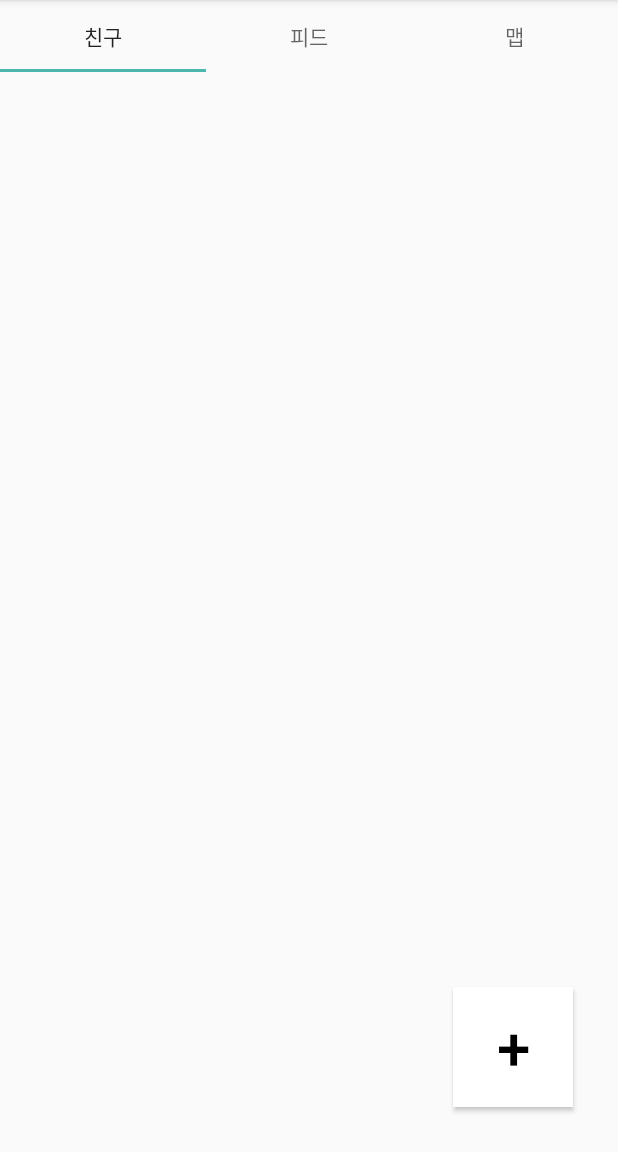
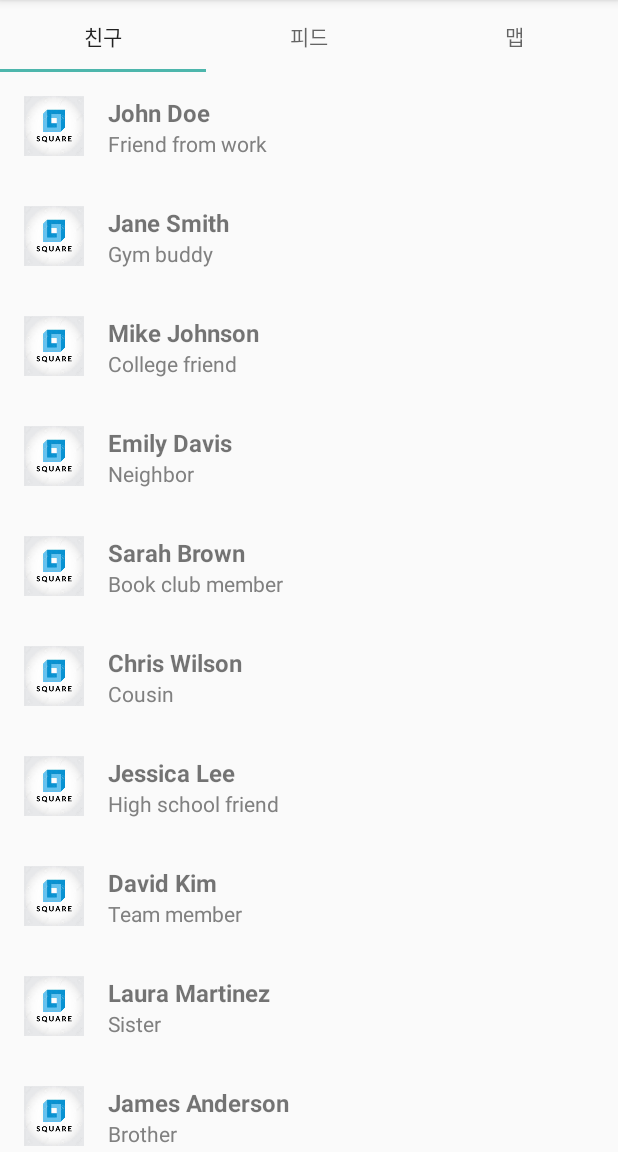
Before and after one commit to madcamp01/madcamp, an Android app built with Jetpack Compose: the screen it shows after launch (MainActivity), on a phone screen of 412 x 824 dp, the part 84-1236 px from its top. Run offline under Robolectric (Android 15) with nearby library versions, the phone set to English and light mode, and no system bars; our stand-ins replace Room's generated code.

Commit message:
feat: contact 데이터를 저장하고 표츌, recyclerview 아이템 클릭 이벤트 처리

```diff
--- a/app/build.gradle.kts
+++ b/app/build.gradle.kts
@@ -3,6 +3,7 @@ import org.jetbrains.kotlin.storage.CacheResetOnProcessCanceled.enabled
 plugins {
     alias(libs.plugins.android.application)
     alias(libs.plugins.jetbrains.kotlin.android)
+    id("kotlin-kapt")
 }
 
 android {
@@ -80,4 +81,6 @@ dependencies {
     debugImplementation(libs.androidx.ui.tooling)
     debugImplementation(libs.androidx.ui.test.manifest)
     implementation(libs.fragment.ktx)
+    kapt(libs.androidx.room.compiler)
+
 }
--- a/app/src/main/java/com/example/madcamp01/DB/DAO/ContactDao.kt
+++ b/app/src/main/java/com/example/madcamp01/DB/DAO/ContactDao.kt
@@ -10,10 +10,10 @@ interface ContactDao {
     suspend fun insertContact(contact: Contact)
 
     @Query("SELECT * FROM Contact WHERE personId = :personId")
-    fun getContactByIdLive(personId: Int): LiveData<Contact?>
+    suspend fun getContactById(personId: Int): Contact?
 
     @Query("SELECT * FROM Contact")
-    fun getAllContactsLive():LiveData<List<Contact>>
+    suspend fun getAllContacts(): List<Contact>
 
     @Update
     suspend fun updateContact(contact: Contact)
--- a/app/src/main/java/com/example/madcamp01/DB/DAO/ContactImageCrossRefDao.kt
+++ b/app/src/main/java/com/example/madcamp01/DB/DAO/ContactImageCrossRefDao.kt
@@ -2,7 +2,7 @@ package com.example.madcamp01.DB.DAO
 
 import androidx.room.*
 import com.example.madcamp01.DB.Entities.ContactImageCrossRef
-
+@Dao
 interface ContactImageCrossRefDao {
 
     @Insert(onConflict = OnConflictStrategy.IGNORE)
--- a/app/src/main/java/com/example/madcamp01/DB/DAO/PlaceReviewCrossRefDao.kt
+++ b/app/src/main/java/com/example/madcamp01/DB/DAO/PlaceReviewCrossRefDao.kt
@@ -1,11 +1,13 @@
 package com.example.madcamp01.DB.DAO
 
+import androidx.room.Dao
 import androidx.room.Delete
 import androidx.room.Insert
 import androidx.room.OnConflictStrategy
 import androidx.room.Query
 import com.example.madcamp01.DB.Entities.PlaceReviewCrossRef
 
+@Dao
 interface PlaceReviewCrossRefDao {
 
     @Insert(onConflict = OnConflictStrategy.IGNORE)
--- a/app/src/main/java/com/example/madcamp01/first/ContactAdapter.kt
+++ b/app/src/main/java/com/example/madcamp01/first/ContactAdapter.kt
@@ -1,43 +1,42 @@
 package com.example.madcamp01.first
 
-import android.net.Uri
 import android.view.LayoutInflater
+import android.view.View
 import android.view.ViewGroup
+import android.widget.ImageView
+import android.widget.TextView
 import androidx.recyclerview.widget.RecyclerView
-import com.example.madcamp01.databinding.ContactItemBinding
+import com.example.madcamp01.R
 import com.example.madcamp01.DB.Entities.Contact
 
-class ContactAdapter(
-    private var contactList: List<Contact>,
-    private val onItemClick: (Contact) -> Unit
-) : RecyclerView.Adapter<ContactAdapter.ContactViewHolder>() {
+class ContactAdapter(private val contacts: List<Contact>,
+                     private val onItemClick: (Contact) -> Unit)
+    : RecyclerView.Adapter<ContactAdapter.ContactViewHolder>() {
 
     override fun onCreateViewHolder(parent: ViewGroup, viewType: Int): ContactViewHolder {
-        val binding = ContactItemBinding.inflate(LayoutInflater.from(parent.context), parent, false)
-        return ContactViewHolder(binding)
+        val view = LayoutInflater.from(parent.context).inflate(R.layout.contact_item, parent, false)
+        return ContactViewHolder(view)
     }
 
     override fun onBindViewHolder(holder: ContactViewHolder, position: Int) {
-        val currentContact = contactList[position]
-        holder.bind(currentContact)
-    }
-
-    override fun getItemCount() = contactList.size
-
-    inner class ContactViewHolder(private val binding: ContactItemBinding) : RecyclerView.ViewHolder(binding.root) {
-        fun bind(contact: Contact) {
-            binding.contactName.text = contact.personName
-            binding.contactStatus.text = contact.contactInfo
-            binding.contactImage.setImageURI(contact.profilePicture)
-
-            itemView.setOnClickListener {
-                onItemClick(contact)
-            }
+        val contact = contacts[position]
+        holder.bind(contact)
+        holder.itemView.setOnClickListener {
+            onItemClick(contact)
         }
     }
 
-    fun updateData(newContacts: List<Contact>) {
-        contactList = newContacts
-        notifyDataSetChanged()
+    override fun getItemCount(): Int = contacts.size
+
+    class ContactViewHolder(itemView: View) : RecyclerView.ViewHolder(itemView) {
+        private val contactImage: ImageView = itemView.findViewById(R.id.contact_image)
+        private val contactName: TextView = itemView.findViewById(R.id.contact_name)
+        private val contactStatus: TextView = itemView.findViewById(R.id.contact_status)
+
+        fun bind(contact: Contact) {
+            contactImage.setImageURI(contact.profilePicture)
+            contactName.text = contact.personName
+            contactStatus.text = contact.memo
+        }
     }
 }
--- a/app/src/main/java/com/example/madcamp01/first/FirstFragment.kt
+++ b/app/src/main/java/com/example/madcamp01/first/FirstFragment.kt
@@ -1,19 +1,95 @@
 package com.example.madcamp01.first
 
-
+import android.app.Activity
+import android.content.Intent
+import android.net.Uri
 import android.os.Bundle
-import com.example.madcamp01.R
 import android.view.LayoutInflater
 import android.view.View
 import android.view.ViewGroup
 import androidx.fragment.app.Fragment
-
+import androidx.lifecycle.lifecycleScope
+import androidx.recyclerview.widget.LinearLayoutManager
+import androidx.recyclerview.widget.RecyclerView
+import com.example.madcamp01.ContactDetailActivity
+import com.example.madcamp01.R
+import com.example.madcamp01.DB.AppDatabase
+import com.example.madcamp01.DB.Entities.Contact
+import kotlinx.coroutines.Dispatchers
+import kotlinx.coroutines.launch
+import kotlinx.coroutines.withContext
 
 class FirstFragment : Fragment() {
+
+    private val REQUEST_CODE = 1
+    private lateinit var recyclerView: RecyclerView
+    private lateinit var contactAdapter: ContactAdapter
+
     override fun onCreateView(
         inflater: LayoutInflater, container: ViewGroup?,
         savedInstanceState: Bundle?
     ): View? {
-        return inflater.inflate(R.layout.fragment_first, container, false)
+        val view = inflater.inflate(R.layout.fragment_first, container, false)
+        recyclerView = view.findViewById(R.id.recyclerView)
+        recyclerView.layoutManager = LinearLayoutManager(context)
+
+        val database = AppDatabase.getDatabase(requireContext())
+
+        lifecycleScope.launch {
+            val contacts = getContactsFromDb(database)
+            if (contacts.isEmpty()) {
+                insertDummyData(database)
+            }
+            loadContacts()
+        }
+
+        return view
+    }
+
+    private suspend fun insertDummyData(database: AppDatabase) {
+        val dummyContacts = listOf(
+            Contact(1, "John Doe", "010-1234-5678", "Friend from work", Uri.parse("android.resource://com.example.madcamp01/" + R.drawable.sample_square_image)),
+            Contact(2, "Jane Smith", "010-2345-6789", "Gym buddy", Uri.parse("android.resource://com.example.madcamp01/" + R.drawable.sample_square_image)),
+            Contact(3, "Mike Johnson", "010-3456-7890", "College friend", Uri.parse("android.resource://com.example.madcamp01/" + R.drawable.sample_square_image)),
+            Contact(4, "Emily Davis", "010-4567-8901", "Neighbor", Uri.parse("android.resource://com.example.madcamp01/" + R.drawable.sample_square_image)),
+            Contact(5, "Sarah Brown", "010-5678-9012", "Book club member", Uri.parse("android.resource://com.example.madcamp01/" + R.drawable.sample_square_image)),
+            Contact(6, "Chris Wilson", "010-6789-0123", "Cousin", Uri.parse("android.resource://com.example.madcamp01/" + R.drawable.sample_square_image)),
+            Contact(7, "Jessica Lee", "010-7890-1234", "High school friend", Uri.parse("android.resource://com.example.madcamp01/" + R.drawable.sample_square_image)),
+            Contact(8, "David Kim", "010-8901-2345", "Team member", Uri.parse("android.resource://com.example.madcamp01/" + R.drawable.sample_square_image)),
+            Contact(9, "Laura Martinez", "010-9012-3456", "Sister", Uri.parse("android.resource://com.example.madcamp01/" + R.drawable.sample_square_image)),
+            Contact(10, "James Anderson", "010-0123-4567", "Brother", Uri.parse("android.resource://com.example.madcamp01/" + R.drawable.sample_square_image))
+        )
+        withContext(Dispatchers.IO) {
+            database.contactDao().apply {
+                dummyContacts.forEach { insertContact(it) }
+            }
+        }
+    }
+
+    private fun loadContacts() {
+        val database = AppDatabase.getDatabase(requireContext())
+        lifecycleScope.launch {
+            val contacts = getContactsFromDb(database)
+            contactAdapter = ContactAdapter(contacts) { contact ->
+                val intent = Intent(context, ContactDetailActivity::class.java).apply {
+                    putExtra("CONTACT_ID", contact.personId)
+                }
+                startActivityForResult(intent, REQUEST_CODE)
+            }
+            recyclerView.adapter = contactAdapter
+        }
+    }
+
+    override fun onActivityResult(requestCode: Int, resultCode: Int, data: Intent?) {
+        super.onActivityResult(requestCode, resultCode, data)
+        if (requestCode == REQUEST_CODE && resultCode == Activity.RESULT_OK) {
+            loadContacts() // 삭제 후 연락처 목록 다시 로드
+        }
+    }
+
+    private suspend fun getContactsFromDb(database: AppDatabase): List<Contact> {
+        return withContext(Dispatchers.IO) {
+            database.contactDao().getAllContacts()
+        }
     }
 }
--- a/app/src/main/res/layout/fragment_first.xml
+++ b/app/src/main/res/layout/fragment_first.xml
@@ -2,42 +2,16 @@
     xmlns:tools="http://schemas.android.com/tools"
     android:layout_width="match_parent"
     android:layout_height="match_parent"
-    xmlns:androidx.constraintlayout.widget.ConstraintLayoutxmlns="http://schemas.android.com/apk/res-auto"
     android:orientation="vertical"
     tools:context=".FirstFragment">
 
+    <androidx.recyclerview.widget.RecyclerView
+        android:id="@+id/recyclerView"
+        android:layout_width="match_parent"
+        android:layout_height="match_parent"
+        android:fastScrollEnabled="true"
+        android:fastScrollAlwaysVisible="true"
+         />
 
-    <androidx.constraintlayout.widget.ConstraintLayout xmlns:android="http://schemas.android.com/apk/res/android"
-        xmlns:app="http://schemas.android.com/apk/res-auto"
-        xmlns:tools="http://schemas.android.com/tools"
-        android:layout_width="match_parent"
-        android:layout_height="0dp"
-        android:layout_weight="1">
-
-        <androidx.recyclerview.widget.RecyclerView
-            android:id="@+id/recyclerView"
-            android:layout_width="0dp"
-            android:layout_height="0dp"
-            android:fastScrollEnabled="true"
-            android:fastScrollAlwaysVisible="true"
-            app:layout_constraintTop_toTopOf="parent"
-            app:layout_constraintBottom_toBottomOf="parent"
-            app:layout_constraintStart_toStartOf="parent"
-            app:layout_constraintEnd_toEndOf="parent" />
-
-        <Button
-            android:id="@+id/contactUpdateButton"
-            android:layout_width="80dp"
-            android:layout_height="80dp"
-            android:background="@color/white"
-            android:textAlignment="center"
-            android:text="+"
-            android:textSize="40sp"
-            android:textColor="@color/black"
-            app:layout_constraintBottom_toBottomOf="parent"
-            app:layout_constraintEnd_toEndOf="parent"
-            android:layout_marginEnd="30dp"
-            android:layout_marginBottom="30dp" />
-    </androidx.constraintlayout.widget.ConstraintLayout>
 
 </LinearLayout>
--- a/app/src/main/res/values/strings.xml
+++ b/app/src/main/res/values/strings.xml
@@ -45,4 +45,5 @@
     </string>
     <string name="title_activity_contact_update_popup">ContactUpdatePopup</string>
     <string name="fullscreen_image">Fullscreen Image</string>
+    <string name="title_activity_contact_detail">ContactDetailActivity</string>
 </resources>
--- a/gradle/libs.versions.toml
+++ b/gradle/libs.versions.toml
@@ -18,6 +18,7 @@ composeBom = "2024.04.01"
 fragmentKtx = "1.3.6"
 roomCommon = "2.6.1"
 roomKtx = "2.6.1"
+roomCompiler = "2.6.1"
 
 [libraries]
 androidx-core-ktx = { group = "androidx.core", name = "core-ktx", version.ref = "coreKtx" }
@@ -44,6 +45,7 @@ androidx-material3 = { group = "androidx.compose.material3", name = "material3"
 fragment-ktx = { group = "androidx.fragment", name = "fragment-ktx", version.ref = "fragmentKtx" }
 androidx-room-common = { group = "androidx.room", name = "room-common", version.ref = "roomCommon" }
 androidx-room-ktx = { group = "androidx.room", name = "room-ktx", version.ref = "roomKtx" }
+androidx-room-compiler = { group = "androidx.room", name = "room-compiler", version.ref = "roomCompiler" }
 
 [plugins]
 android-application = { id = "com.android.application", version.ref = "agp" }
```
Also changed, not shown: app/src/main/AndroidManifest.xml (+11 -18 lines), app/src/main/java/com/example/madcamp01/first/ContactDetailActivity.kt (added, +141 -0 lines), app/src/main/java/com/example/madcamp01/first/ContactViewModel.kt (+4 -4 lines), app/src/main/res/layout/activity_contact_detail.xml (renamed from app/src/main/res/layout/address_tab.xml, +4 -4 lines), app/src/main/res/layout/contact_item.xml (line endings or trailing spaces).
